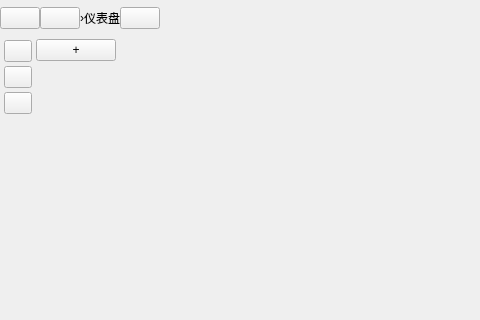
FixLater/image-text, file Sources/Froms/MainWindow.ui: the form before one commit; both pictures show x 0 to 480 and y 0 to 320 of the 1000 by 620 pixel window.
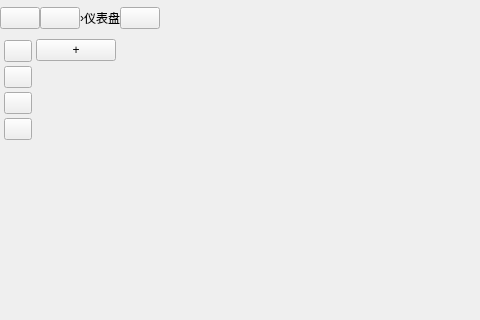
The form after the commit.

Diff of the .ui file:
```diff
--- a/Sources/Froms/MainWindow.ui
+++ b/Sources/Froms/MainWindow.ui
@@ -211,6 +211,13 @@
              </property>
             </widget>
            </item>
+           <item>
+            <widget class="QPushButton" name="leftBtn4">
+             <property name="text">
+              <string/>
+             </property>
+            </widget>
+           </item>
           <item>
            <spacer name="leftSpacer">
             <property name="orientation">
```
